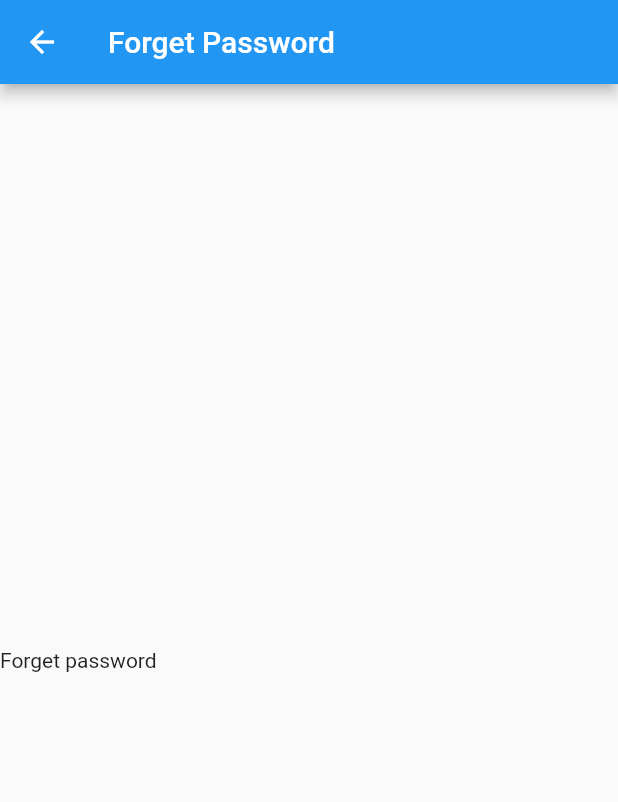
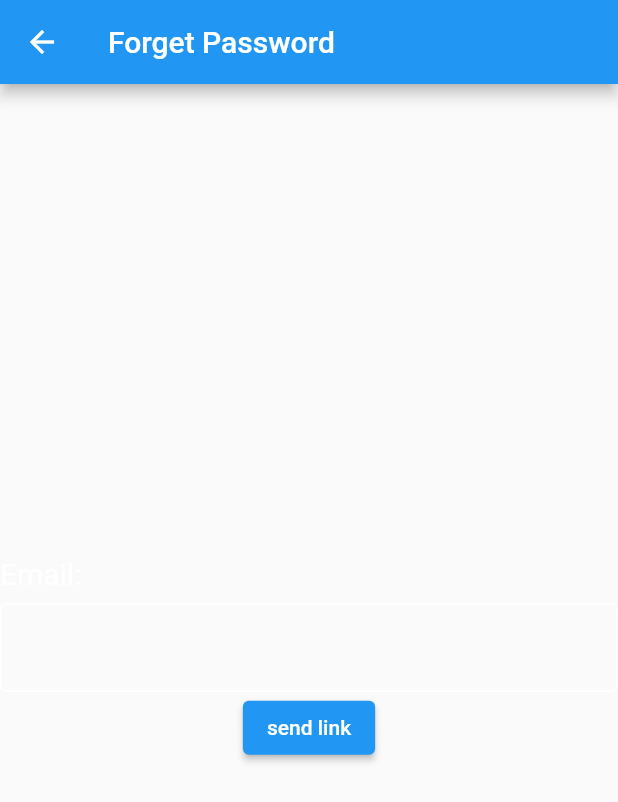
Before and after one commit to abdullahwaheed12/email_password_practice, a Flutter app: the ForgetPasswrod screen opened directly, on a phone screen of 412 x 824 dp. Shown: the top 802 px of the screen. Run offline on Flutter 3.47's test engine with Material 2 defaults, Android fonts, the phone set to English and light mode, and no system bars; our stand-ins replace firebase_auth, firebase_core, google_fonts; accounts and stored records are empty; network calls fail.

Commit message:
error rersolve

```diff
--- a/lib/screens/forget_password.dart
+++ b/lib/screens/forget_password.dart
@@ -1,3 +1,6 @@
+import 'package:email_password_practice/widgets/text_field.dart';
+import 'package:firebase_auth/firebase_auth.dart';
+import 'package:firebase_core/firebase_core.dart';
 import 'package:flutter/material.dart';
 
 class ForgetPasswrod extends StatelessWidget {
@@ -5,14 +8,21 @@ class ForgetPasswrod extends StatelessWidget {
 
   @override
   Widget build(BuildContext context) {
+    Size size = MediaQuery.of(context).size;
     return Scaffold(
       appBar: AppBar(
         title: const Text('Forget Password'),
       ),
       body: Column(
         mainAxisAlignment: MainAxisAlignment.center,
-        children: const [
-          Text('Forget password'),
+        children: [
+          MyTextField(text: 'Email', size: size, onChanged: (value) {}),
+          ElevatedButton(
+              onPressed: () {
+                User user = FirebaseAuth.instance.currentUser!;
+                user.sendEmailVerification();
+              },
+              child: Text('send link')),
         ],
       ),
     );
--- a/lib/screens/login_screens/sign_in.dart
+++ b/lib/screens/login_screens/sign_in.dart
@@ -53,6 +53,10 @@ class _SignInState extends State<SignIn> {
         } else {
           CustomSnackBar.showSnackBar('user disable', context);
         }
+      }
+      User user = firebaseAuth.currentUser!;
+      if (user != null && !user.emailVerified) {
+        await user.sendEmailVerification();
       }
     }
 
```
